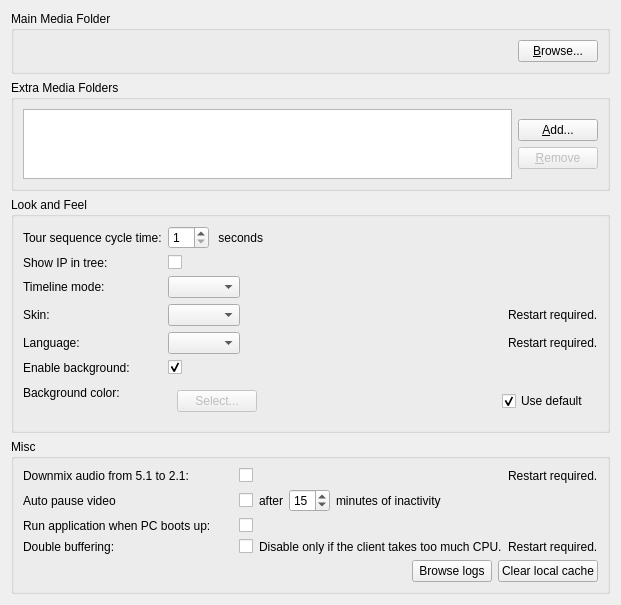
Qt form client/src/ui/widgets/settings/general_preferences_widget.ui (networkoptix/nx_open) before a commit.
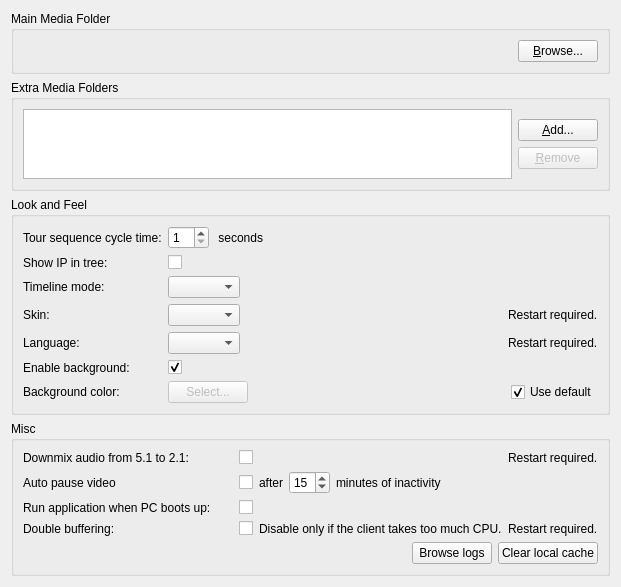
The same form after that commit.

Commit message:
Minor change in settings widget
<==== Mercurial data ====>
Branch: master

```diff
--- a/client/src/ui/widgets/settings/general_preferences_widget.ui
+++ b/client/src/ui/widgets/settings/general_preferences_widget.ui
@@ -307,6 +307,18 @@
       <item row="6" column="1">
        <widget class="QWidget" name="backgroundColorWidget" native="true">
         <layout class="QHBoxLayout" name="horizontalLayout_12">
+         <property name="leftMargin">
+          <number>0</number>
+         </property>
+         <property name="topMargin">
+          <number>0</number>
+         </property>
+         <property name="rightMargin">
+          <number>0</number>
+         </property>
+         <property name="bottomMargin">
+          <number>0</number>
+         </property>
          <item>
           <widget class="QPushButton" name="selectColorButton">
            <property name="enabled">
```
